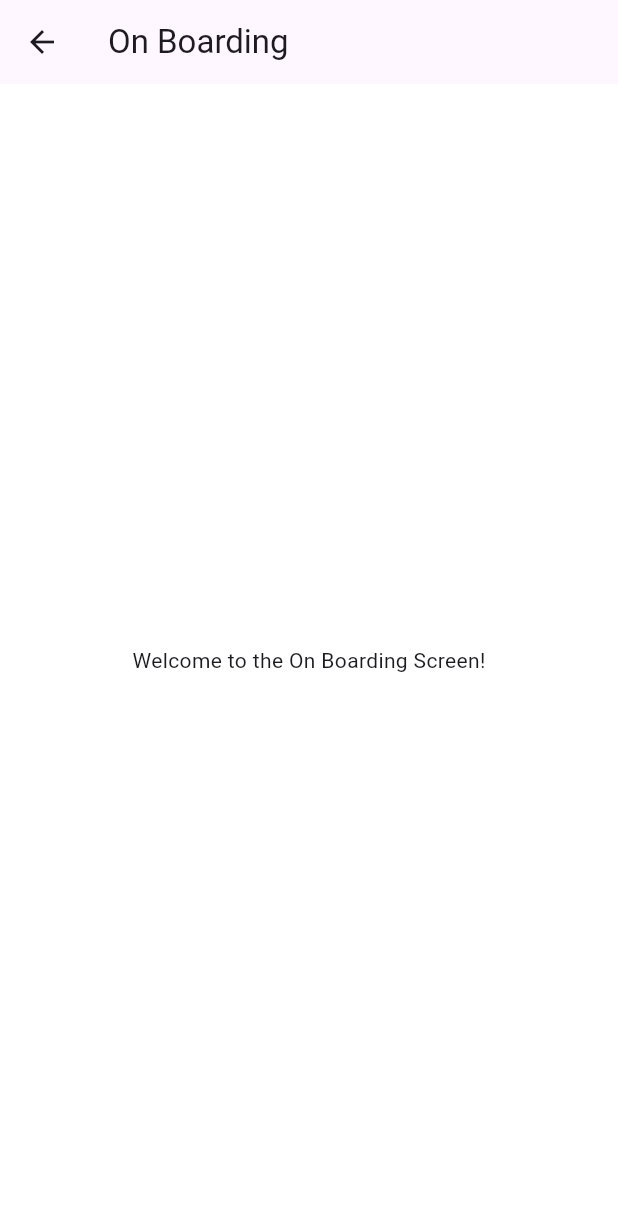
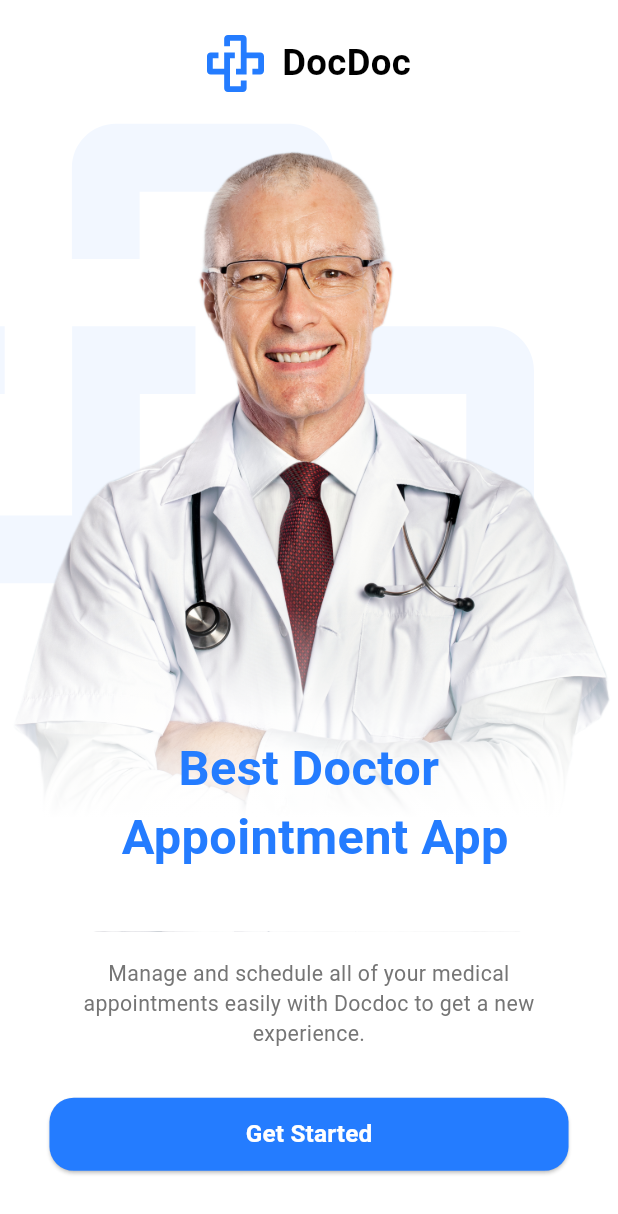
Before and after one commit to melsayed7/flutter_application, a Flutter app: the screen it shows after launch, on a phone screen of 412 x 824 dp. Shown: the top 1214 px of the screen. Run offline on Flutter 3.47's test engine with Material 3 defaults, Android fonts, the light colour scheme and no system bars; our stand-ins replace flutter_screenutil, flutter_svg.

Commit message:
add onBoarding screen with its widgets and assets

```diff
--- /dev/null
+++ b/lib/core/helper/extensions.dart
@@ -0,0 +1,23 @@
+import 'package:flutter/material.dart';
+
+extension Navigation on BuildContext {
+  Future<dynamic> pushNamed(String routeName, {Object? arguments}) {
+    return Navigator.of(this).pushNamed(routeName, arguments: arguments);
+  }
+
+  Future<dynamic> pushReplacementNamed(String routeName, {Object? arguments}) {
+    return Navigator.of(this)
+        .pushReplacementNamed(routeName, arguments: arguments);
+  }
+
+  Future<dynamic> pushNamedAndRemoveUntil(String routeName,
+      {Object? arguments, bool Function(Route<dynamic>)? predicate}) {
+    return Navigator.of(this).pushNamedAndRemoveUntil(
+        routeName, predicate ?? (Route<dynamic> route) => false,
+        arguments: arguments);
+  }
+
+  void pop() {
+    Navigator.of(this).pop();
+  }
+}
--- a/lib/core/routing/app_route.dart
+++ b/lib/core/routing/app_route.dart
@@ -7,6 +7,7 @@ import 'package:flutter_application/features/onBoarding/onBoarding_screen.dart';
 
 class AppRoute {
   static Route<dynamic> generateRoute(RouteSettings settings) {
+    final args = settings.arguments;
     switch (settings.name) {
       case Routes.onBoarding:
         return MaterialPageRoute(builder: (_) => const OnBoardingScreen());
--- a/lib/core/theming/app_colors.dart
+++ b/lib/core/theming/app_colors.dart
@@ -3,4 +3,7 @@ import 'package:flutter/material.dart';
 class AppColors {
   static const Color blueColor = Color(0xFF247CFF);
   static const Color grayColor = Color(0xFFB0BEC5);
+  static const Color blackColor = Color(0xFF000000);
+  static const Color darkGrayColor = Color(0xFF757575);
+  static const Color whiteColor = Color(0xFFFFFFFF);
 }
--- /dev/null
+++ b/lib/core/theming/app_images.dart
@@ -0,0 +1,5 @@
+class AppImages {
+  static const String logo = 'assets/svgs/logo.svg';
+  static const String background = 'assets/svgs/background_logo.svg';
+  static const String onBoarding1 = 'assets/images/onboarding_doc.png';
+}
--- /dev/null
+++ b/lib/core/theming/styles.dart
@@ -0,0 +1,21 @@
+import 'package:flutter/material.dart';
+import 'package:flutter_application/core/theming/app_colors.dart';
+import 'package:flutter_screenutil/flutter_screenutil.dart';
+
+class AppStyles {
+  static TextStyle font24Black700Weight = TextStyle(
+      fontSize: 24.sp, fontWeight: FontWeight.w700, color: Colors.black);
+
+  static TextStyle font32Blue700Weight = TextStyle(
+      fontSize: 32.sp, fontWeight: FontWeight.w700, color: AppColors.blueColor);
+
+  static TextStyle font14Black400Weight = TextStyle(
+      fontSize: 14.sp,
+      fontWeight: FontWeight.w400,
+      color: AppColors.darkGrayColor);
+
+  static TextStyle font16White600Weight = TextStyle(
+      fontSize: 16.sp,
+      fontWeight: FontWeight.w600,
+      color: AppColors.whiteColor);
+}
--- a/lib/features/onBoarding/onBoarding_screen.dart
+++ b/lib/features/onBoarding/onBoarding_screen.dart
@@ -1,4 +1,9 @@
 import 'package:flutter/material.dart';
+import 'package:flutter_application/core/theming/styles.dart';
+import 'package:flutter_application/features/onBoarding/widgets/doctor_image_and_text.dart';
+import 'package:flutter_application/features/onBoarding/widgets/logo_and_title.dart';
+import 'package:flutter_application/features/onBoarding/widgets/text_and_button.dart';
+import 'package:flutter_screenutil/flutter_screenutil.dart';
 
 class OnBoardingScreen extends StatelessWidget {
   const OnBoardingScreen({super.key});
@@ -6,12 +11,18 @@ class OnBoardingScreen extends StatelessWidget {
   @override
   Widget build(BuildContext context) {
     return Scaffold(
-      appBar: AppBar(
-        title: const Text('On Boarding'),
+        body: SafeArea(
+            child: Padding(
+      padding: EdgeInsets.only(top: 22.h, bottom: 41.h),
+      child: Column(
+        children: [
+          const LogoAndTitle(),
+          SizedBox(height: 20.h),
+          const DoctorImageAndText(),
+          SizedBox(height: 18.h),
+          const TextAndButton(),
+        ],
       ),
-      body: const Center(
-        child: Text('Welcome to the On Boarding Screen!'),
-      ),
-    );
+    )));
   }
 }
--- /dev/null
+++ b/lib/features/onBoarding/widgets/doctor_image_and_text.dart
@@ -0,0 +1,44 @@
+import 'package:flutter/material.dart';
+import 'package:flutter_application/core/theming/app_images.dart';
+import 'package:flutter_application/core/theming/styles.dart';
+import 'package:flutter_svg/flutter_svg.dart';
+
+class DoctorImageAndText extends StatelessWidget {
+  const DoctorImageAndText({super.key});
+
+  @override
+  Widget build(BuildContext context) {
+    return Stack(
+      children: [
+        SvgPicture.asset(AppImages.background),
+        Container(
+          foregroundDecoration: BoxDecoration(
+            gradient: LinearGradient(
+              begin: Alignment.bottomCenter,
+              end: Alignment.topCenter,
+              stops: const [0.14, 0.4],
+              colors: [
+                Colors.white,
+                Colors.white.withOpacity(0.0),
+              ],
+            ),
+          ),
+          child: Image.asset(AppImages.onBoarding1),
+        ),
+        Positioned(
+          bottom: 30,
+          left: 0,
+          right: 0,
+          child: Padding(
+            padding: const EdgeInsets.symmetric(horizontal: 20, vertical: 10),
+            child: Text(
+              'Best Doctor \n Appointment App',
+              textAlign: TextAlign.center,
+              style: AppStyles.font32Blue700Weight,
+            ),
+          ),
+        ),
+      ],
+    );
+  }
+}
--- /dev/null
+++ b/lib/features/onBoarding/widgets/logo_and_title.dart
@@ -0,0 +1,21 @@
+import 'package:flutter/material.dart';
+import 'package:flutter_application/core/theming/app_images.dart';
+import 'package:flutter_application/core/theming/styles.dart';
+import 'package:flutter_screenutil/flutter_screenutil.dart';
+import 'package:flutter_svg/flutter_svg.dart';
+
+class LogoAndTitle extends StatelessWidget {
+  const LogoAndTitle({super.key});
+
+  @override
+  Widget build(BuildContext context) {
+    return Row(
+      mainAxisAlignment: MainAxisAlignment.center,
+      children: [
+        SvgPicture.asset(AppImages.logo),
+        SizedBox(width: 10.w),
+        Text('DocDoc', style: AppStyles.font24Black700Weight),
+      ],
+    );
+  }
+}
--- /dev/null
+++ b/lib/features/onBoarding/widgets/text_and_button.dart
@@ -0,0 +1,46 @@
+import 'package:flutter/material.dart';
+import 'package:flutter_application/core/helper/extensions.dart';
+import 'package:flutter_application/core/routing/routes.dart';
+import 'package:flutter_application/core/theming/styles.dart';
+import 'package:flutter_screenutil/flutter_screenutil.dart';
+
+import '../../../core/theming/app_colors.dart';
+
+class TextAndButton extends StatelessWidget {
+  const TextAndButton({super.key});
+
+  @override
+  Widget build(BuildContext context) {
+    return Padding(
+      padding: EdgeInsets.symmetric(horizontal: 30.w),
+      child: Column(
+        children: [
+          Text(
+            'Manage and schedule all of your medical appointments easily with Docdoc to get a new experience.',
+            textAlign: TextAlign.center,
+            style: AppStyles.font14Black400Weight,
+          ),
+          SizedBox(height: 32.h),
+          ElevatedButton(
+            onPressed: () {
+              context.pushNamed(Routes.login);
+            },
+            style: ElevatedButton.styleFrom(
+              padding: EdgeInsets.symmetric(horizontal: 40.w, vertical: 12.h),
+              backgroundColor: AppColors.blueColor,
+              tapTargetSize: MaterialTapTargetSize.shrinkWrap,
+              minimumSize: Size(double.infinity, 48.h),
+              shape: RoundedRectangleBorder(
+                borderRadius: BorderRadius.circular(16.r),
+              ),
+            ),
+            child: Text(
+              'Get Started',
+              style: AppStyles.font16White600Weight,
+            ),
+          ),
+        ],
+      ),
+    );
+  }
+}
--- a/pubspec.yaml
+++ b/pubspec.yaml
@@ -73,9 +73,9 @@ flutter:
   uses-material-design: true
 
   # To add assets to your application, add an assets section, like this:
-  # assets:
-  #   - images/a_dot_burr.jpeg
-  #   - images/a_dot_ham.jpeg
+  assets:
+    - assets/svgs/
+    - assets/images/
 
   # An image asset can refer to one or more resolution-specific "variants", see
   # https://flutter.dev/to/resolution-aware-images
```
Also changed, not shown: assets/images/onboarding_doc.png (added), assets/svgs/background_logo.svg (added), assets/svgs/logo.svg (added).
